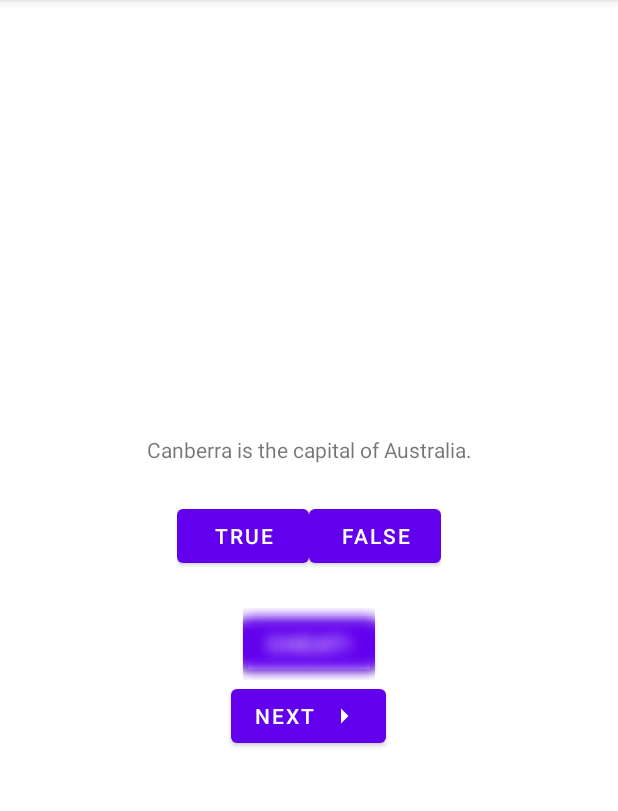
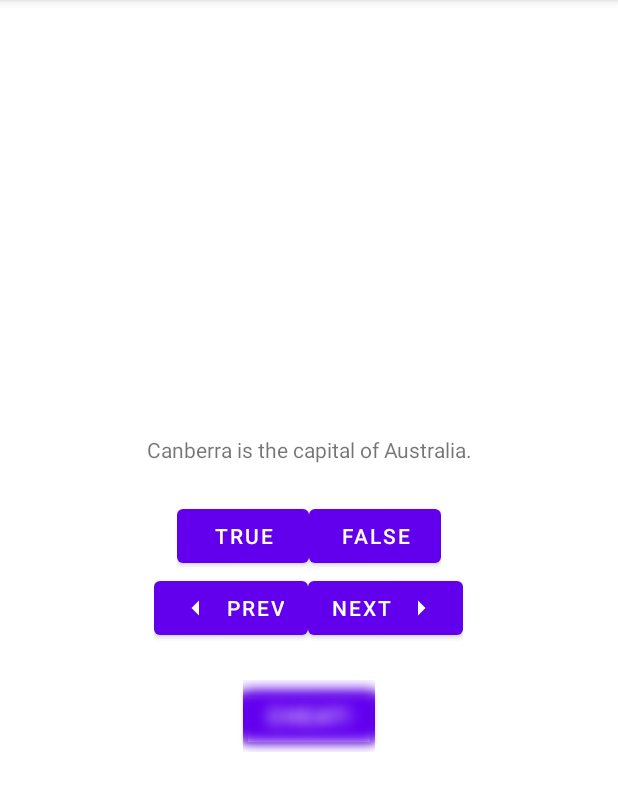
Before and after one commit to otaldoandre/GeoQuiz-App, an Android app: the screen it shows after launch (MainActivity), on a phone screen of 412 x 824 dp, the part 84-895 px from its top. Run offline under Robolectric (Android 15) with nearby library versions, the phone set to English and light mode, and no system bars.

Commit message:
feat(ui): Add Previous Button
Users can go to the previous question by pressing the Prev Button.

```diff
--- a/app/src/main/java/com/bignerdranch/android/geoquiz/MainActivity.kt
+++ b/app/src/main/java/com/bignerdranch/android/geoquiz/MainActivity.kt
@@ -63,6 +63,13 @@ class MainActivity : AppCompatActivity() {
             cheatLauncher.launch(intent)
         }
 
+        binding.prevButton.setOnClickListener {
+            if (quizViewModel.currentIndex != 0) {
+                quizViewModel.moveToPrevious()
+                updateQuestion()
+            }
+        }
+
         updateQuestion()
 
         if (Build.VERSION.SDK_INT >= Build.VERSION_CODES.S) {
--- a/app/src/main/java/com/bignerdranch/android/geoquiz/QuizViewModel.kt
+++ b/app/src/main/java/com/bignerdranch/android/geoquiz/QuizViewModel.kt
@@ -31,7 +31,7 @@ class QuizViewModel(private val savedStateHandle: SavedStateHandle): ViewModel()
         get() = savedStateHandle.get(IS_ANSWER_TRUE_KEY) ?: R.string.answer
         set(value) = savedStateHandle.set(IS_ANSWER_TRUE_KEY, value)
 
-    private var currentIndex: Int
+    var currentIndex: Int
         get() = savedStateHandle.get(CURRENT_INDEX_KEY) ?: 0
         set(value) = savedStateHandle.set(CURRENT_INDEX_KEY, value)
 
@@ -44,4 +44,10 @@ class QuizViewModel(private val savedStateHandle: SavedStateHandle): ViewModel()
     fun moveToNext() {
         currentIndex = (currentIndex + 1) % questionBank.size
     }
+
+    fun moveToPrevious() {
+        if (currentIndex != 0) {
+            currentIndex = (currentIndex - 1) % questionBank.size
+        }
+    }
 }
--- /dev/null
+++ b/app/src/main/res/drawable/arrow_left.xml
@@ -0,0 +1,5 @@
+<vector android:height="24dp" android:tint="#000000"
+    android:viewportHeight="24" android:viewportWidth="24"
+    android:width="24dp" xmlns:android="http://schemas.android.com/apk/res/android">
+    <path android:fillColor="@android:color/white" android:pathData="M14,7l-5,5 5,5V7z"/>
+</vector>
--- a/app/src/main/res/layout/activity_main.xml
+++ b/app/src/main/res/layout/activity_main.xml
@@ -31,7 +31,28 @@
             android:layout_width="wrap_content"
             android:layout_height="wrap_content"
             android:text="@string/false_button" />
+    </LinearLayout>
 
+    <LinearLayout
+        android:layout_width="wrap_content"
+        android:layout_height="wrap_content"
+        android:orientation="horizontal">
+
+        <Button
+            android:id="@+id/prev_button"
+            android:layout_width="wrap_content"
+            android:layout_height="wrap_content"
+            android:text="@string/prev_button"
+            app:icon="@drawable/arrow_left"
+            app:iconGravity="start" />
+
+        <Button
+            android:id="@+id/next_button"
+            android:layout_width="wrap_content"
+            android:layout_height="wrap_content"
+            android:text="@string/next_button"
+            app:icon="@drawable/arrow_right"
+            app:iconGravity="end"/>
     </LinearLayout>
 
     <Button
@@ -40,12 +61,4 @@
         android:layout_height="wrap_content"
         android:layout_marginTop="24dp"
         android:text="@string/cheat_button" />
-
-    <Button
-        android:id="@+id/next_button"
-        android:layout_width="wrap_content"
-        android:layout_height="wrap_content"
-        android:text="@string/next_button"
-        app:icon="@drawable/arrow_right"
-        app:iconGravity="end"/>
 </LinearLayout>
--- a/app/src/main/res/values/strings.xml
+++ b/app/src/main/res/values/strings.xml
@@ -6,6 +6,7 @@
     <string name="correct_toast">Correct!</string>
     <string name="incorrect_toast">Incorrect!</string>
     <string name="next_button">Next</string>
+    <string name="prev_button">Prev</string>
     <string name="warning_text">Are you sure you want to do this?</string>
     <string name="show_answer_button">Show Answer</string>
     <string name="cheat_button">Cheat!</string>
```
